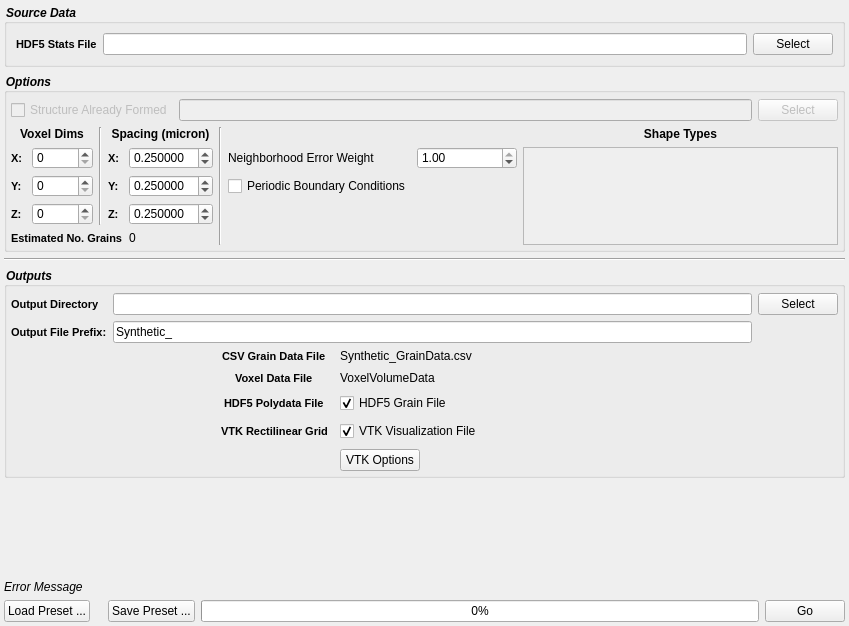
The window that Source/Plugins/GrainGenerator/UI/GrainGeneratorWidget.ui (BlueQuartzSoftware/DREAM3D) describes before a commit, drawn with Qt 5.
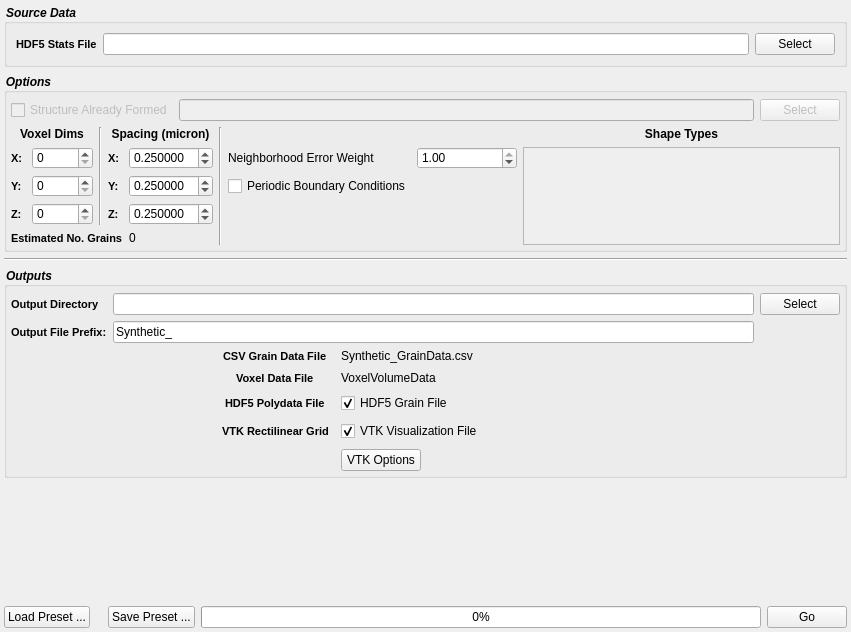
The same window after the commit. Custom widgets are drawn as their Qt base class.

```diff
--- a/Source/Plugins/GrainGenerator/UI/GrainGeneratorWidget.ui
+++ b/Source/Plugins/GrainGenerator/UI/GrainGeneratorWidget.ui
@@ -6,8 +6,8 @@
    <rect>
     <x>0</x>
     <y>0</y>
-    <width>849</width>
-    <height>626</height>
+    <width>851</width>
+    <height>632</height>
    </rect>
   </property>
   <property name="windowTitle">
@@ -293,7 +293,7 @@
             <rect>
              <x>0</x>
              <y>0</y>
-             <width>248</width>
+             <width>250</width>
              <height>121</height>
             </rect>
            </property>
@@ -683,24 +683,6 @@
     </spacer>
    </item>
    <item row="5" column="0">
-    <widget class="QLabel" name="messageLabel">
-     <property name="font">
-      <font>
-       <italic>true</italic>
-      </font>
-     </property>
-     <property name="text">
-      <string>Error Message</string>
-     </property>
-     <property name="wordWrap">
-      <bool>true</bool>
-     </property>
-     <property name="margin">
-      <number>3</number>
-     </property>
-    </widget>
-   </item>
-   <item row="6" column="0">
     <layout class="QHBoxLayout" name="BIG_LAYOUT">
      <item>
       <widget class="QPushButton" name="m_LoadSettingsBtn">
```
